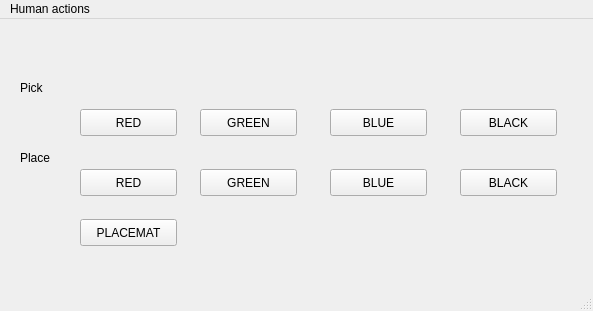
Qt form graphical_interface/ui/mainwindow.ui (laas/supervisor) before a commit.
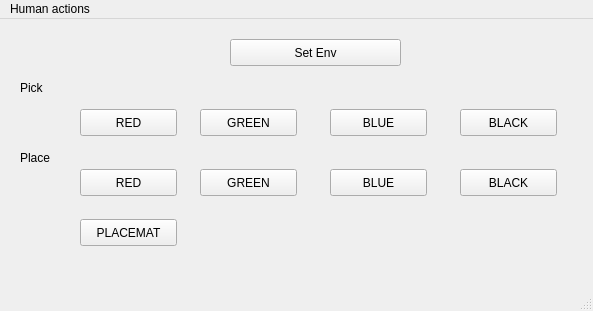
The same form after that commit.

Commit message: add set env button and debug

```diff
--- a/graphical_interface/ui/mainwindow.ui
+++ b/graphical_interface/ui/mainwindow.ui
@@ -157,6 +157,19 @@
      <string>PLACEMAT</string>
     </property>
    </widget>
+   <widget class="QPushButton" name="pushButtonSetEnv">
+    <property name="geometry">
+     <rect>
+      <x>230</x>
+      <y>20</y>
+      <width>171</width>
+      <height>27</height>
+     </rect>
+    </property>
+    <property name="text">
+     <string>Set Env</string>
+    </property>
+   </widget>
   </widget>
   <widget class="QMenuBar" name="menubar">
    <property name="geometry">
```
The commit also changes 9 other files.
